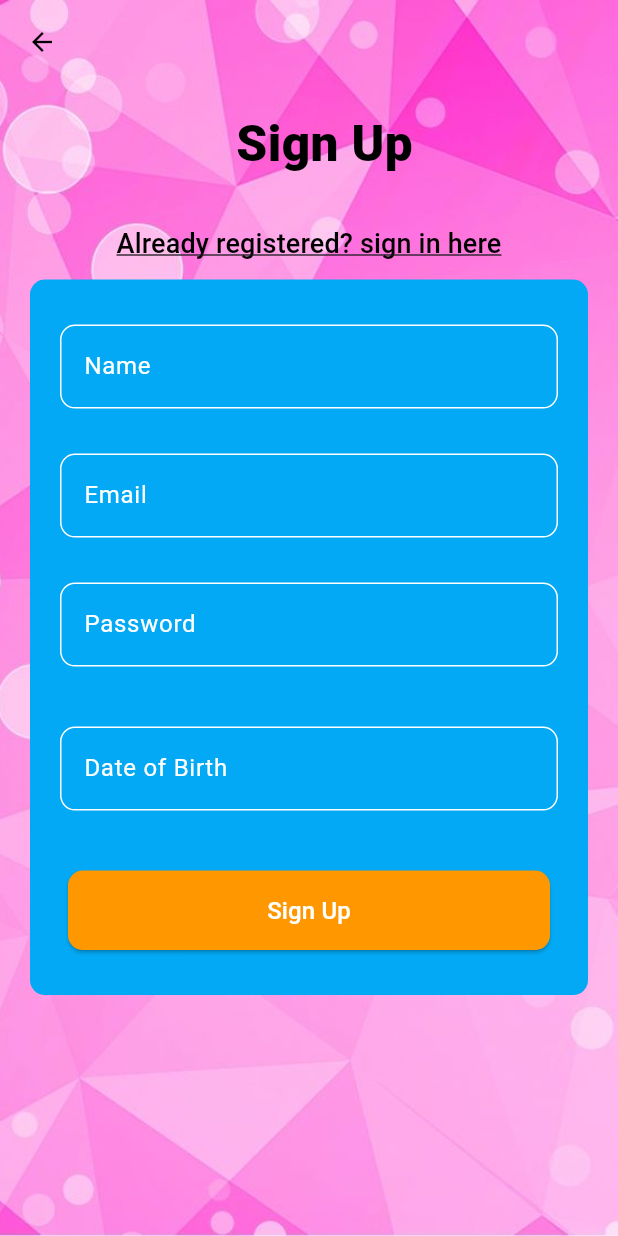
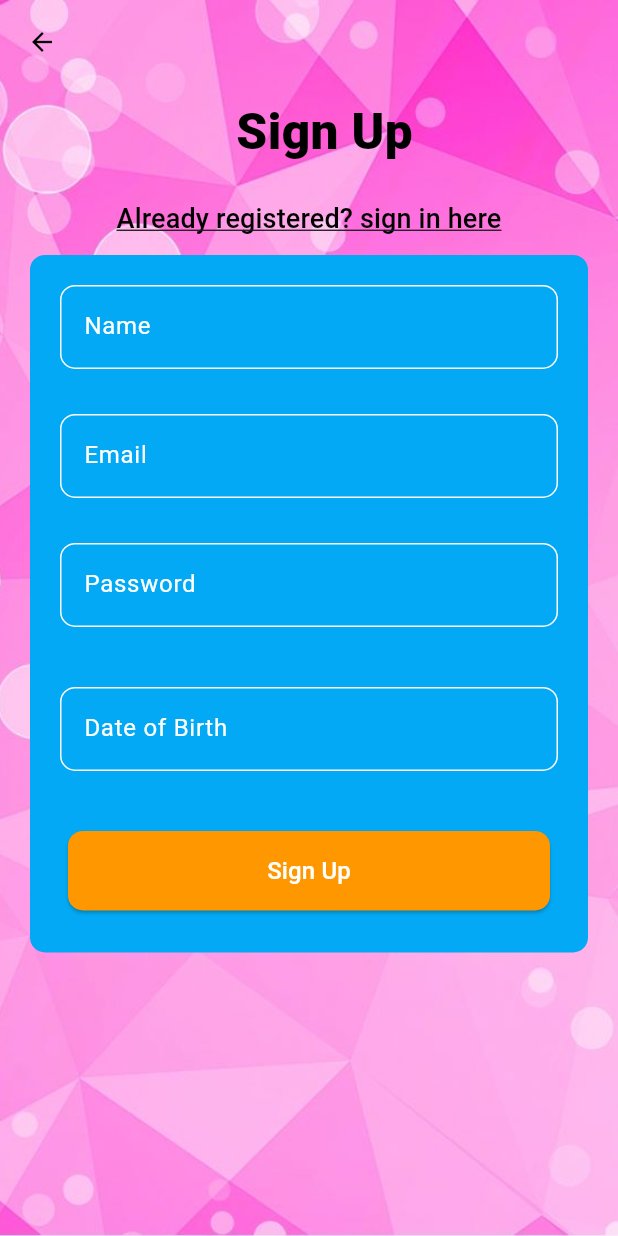
Before and after one commit to harshit-456/Flutter-Mobile-App, a Flutter app: the MyRegister screen opened by its route, on a phone screen of 412 x 824 dp. Run offline on Flutter 3.47's test engine with Material 3 defaults, Android fonts, the phone set to English and light mode, and no system bars; our stand-ins replace google_fonts, sizer.

Commit message:
modified register.dart

```diff
--- a/lib/register.dart
+++ b/lib/register.dart
@@ -38,7 +38,7 @@ class _MyRegisterState extends State<MyRegister> {
           alignment: Alignment.topCenter,
           children: [
             Container(
-              padding: EdgeInsets.only(left: 5.w, top: 2.h),
+              padding: EdgeInsets.only(left: 5.w, top: 1.h),
               height: 25.h,
               width:100.w,
               child: Center(
@@ -58,7 +58,7 @@ class _MyRegisterState extends State<MyRegister> {
             SingleChildScrollView(
               child: Container(
                 padding: EdgeInsets.only(
-                    top: 10.h),
+                    top: 8.h),
                 child: Column(
                   crossAxisAlignment: CrossAxisAlignment.start,
                   children: [
@@ -85,7 +85,6 @@ class _MyRegisterState extends State<MyRegister> {
                       margin: EdgeInsets.only(left: 20, right: 20),
                       padding:EdgeInsets.only(left: 20, right: 20),
                         width:100.w,
-
                         decoration: BoxDecoration(
                           // Your container background color
                           color:Colors.lightBlue,
@@ -95,7 +94,7 @@ class _MyRegisterState extends State<MyRegister> {
                       child: Column(
                         children: [
                           SizedBox(
-                            height: 30,
+                            height: 20,
                           ),
                           TextField(
                             style: TextStyle(color: Colors.white),
@@ -198,7 +197,7 @@ class _MyRegisterState extends State<MyRegister> {
                             height: 40,
                           ),
                           Container(
-                            margin:  EdgeInsets.only(bottom: 30),
+                            margin:  EdgeInsets.only(bottom: 28),
                             child: Row(
                               mainAxisAlignment: MainAxisAlignment.center,
 
```
Also changed, not shown: 2 other files.
